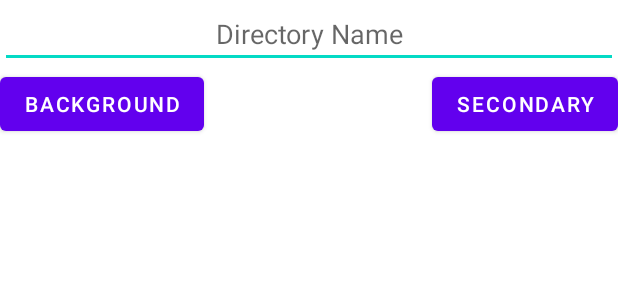
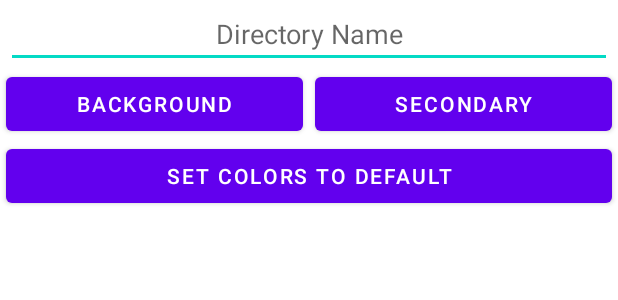
Before and after one commit to jlwoolf/filepp-app, an Android app: the layout fragment_directory_settings_dialog.xml on its own in the app's theme, with its tools: preview values and no code run, on a phone screen of 412 x 824 dp. Shown: the top 300 px of the screen. Run offline under Robolectric (Android 15) with nearby library versions, the phone set to English and light mode, and no system bars.

Commit message:
Fixed some color errors

```diff
--- a/app/src/main/java/com/csci448/jlwoolf/filepp/data/Repository.kt
+++ b/app/src/main/java/com/csci448/jlwoolf/filepp/data/Repository.kt
@@ -53,4 +53,9 @@ class Repository private constructor(private val dao: Dao){
     }
 
     fun getPinned(): LiveData<Data?> = dao.getPinned()
+    fun removeData(data: Data) {
+        executor.execute {
+            dao.removeData(data)
+        }
+    }
 }
--- a/app/src/main/res/layout/fragment_directory_settings_dialog.xml
+++ b/app/src/main/res/layout/fragment_directory_settings_dialog.xml
@@ -13,26 +13,51 @@
         android:layout_width="match_parent"
         android:layout_height="wrap_content"
         android:gravity="center"
+        android:layout_marginStart="4dp"
+        android:layout_marginEnd="4dp"
         android:hint="@string/directory_name_hint"
         app:layout_constraintEnd_toEndOf="parent"
         app:layout_constraintStart_toStartOf="parent"
-        app:layout_constraintTop_toTopOf="parent" />
+        app:layout_constraintTop_toTopOf="parent"
+        android:editable="false"/>
+
+
+    <LinearLayout
+        android:id="@+id/linearLayout"
+        android:layout_width="match_parent"
+        android:layout_height="wrap_content"
+        app:layout_constraintStart_toStartOf="parent"
+        app:layout_constraintTop_toBottomOf="@+id/directory_name_editor">
+
+        <Button
+            android:id="@+id/directory_background_color_editor"
+            android:layout_width="0dp"
+            android:layout_height="wrap_content"
+            android:layout_marginStart="4dp"
+            android:layout_marginEnd="4dp"
+            android:layout_weight="1"
+            android:text="Background" />
+
+        <Button
+            android:id="@+id/directory_secondary_color_editor"
+            android:layout_width="0dp"
+            android:layout_height="wrap_content"
+            android:layout_marginStart="4dp"
+            android:layout_marginEnd="4dp"
+            android:layout_weight="1"
+            android:text="Secondary" />
+    </LinearLayout>
 
     <Button
-        android:id="@+id/directory_background_color_editor"
-        android:layout_width="wrap_content"
+        android:id="@+id/directory_reset_color"
+        android:text="Set colors to default"
+        android:layout_width="match_parent"
         android:layout_height="wrap_content"
-        android:text="Background"
-        app:layout_constraintEnd_toStartOf="@+id/directory_icon_editor"
+        app:layout_constraintEnd_toEndOf="parent"
+        android:layout_marginStart="4dp"
+        android:layout_marginEnd="4dp"
         app:layout_constraintStart_toStartOf="parent"
-        app:layout_constraintTop_toBottomOf="@+id/directory_name_editor" />
+        app:layout_constraintTop_toBottomOf="@+id/linearLayout" />
 
-    <Button
-        android:id="@+id/directory_secondary_color_editor"
-        android:layout_width="wrap_content"
-        android:layout_height="wrap_content"
-        android:text="Secondary"
-        app:layout_constraintEnd_toEndOf="parent"
-        app:layout_constraintStart_toEndOf="@+id/directory_icon_editor"
-        app:layout_constraintTop_toBottomOf="@+id/directory_name_editor" />
+
 </androidx.constraintlayout.widget.ConstraintLayout>
--- a/app/src/main/res/layout/fragment_file.xml
+++ b/app/src/main/res/layout/fragment_file.xml
@@ -4,7 +4,8 @@
     xmlns:tools="http://schemas.android.com/tools"
     android:orientation="vertical"
     android:layout_width="match_parent"
-    android:layout_height="match_parent">
+    android:layout_height="match_parent"
+    android:id="@+id/file_linear_layout">
 
     <TextView
         android:id="@+id/file_text_view"
```
Also changed, not shown: app/src/main/java/com/csci448/jlwoolf/filepp/MainActivity.kt (+4 -7 lines), app/src/main/java/com/csci448/jlwoolf/filepp/ui/DirectoryFragment.kt (+46 -6 lines), app/src/main/java/com/csci448/jlwoolf/filepp/ui/DirectorySettingsDialogFragment.kt (+21 -11 lines), app/src/main/java/com/csci448/jlwoolf/filepp/ui/FileFragment.kt (+24 -0 lines), app/src/main/java/com/csci448/jlwoolf/filepp/ui/HomeFragment.kt (+7 -0 lines).
